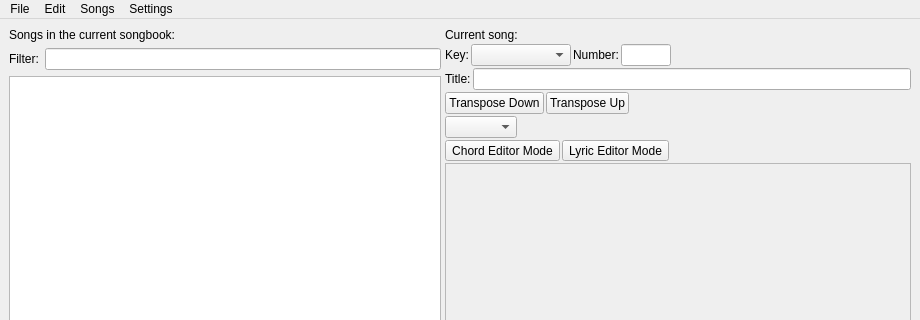
This is src/softchord_main_window.ui in matvey83/softChord as Qt 5 draws it before an edit; both pictures show x 0 to 920 and y 0 to 320 of the 920 by 861 pixel window. The edited form follows.
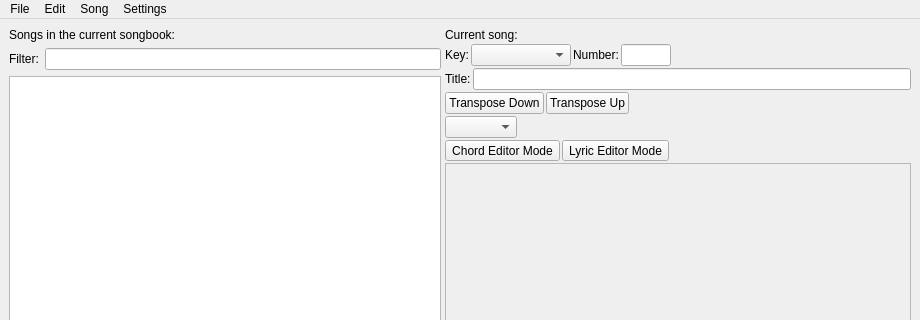
This is the edited form.

Commit message: Re-arranged the menus

Diff of the .ui file:
```diff
--- a/src/softchord_main_window.ui
+++ b/src/softchord_main_window.ui
@@ -321,7 +321,7 @@
    </property>
    <widget class="QMenu" name="menuSong">
     <property name="title">
-     <string>Songs</string>
+     <string>Song</string>
     </property>
     <addaction name="actionNewSong"/>
     <addaction name="actionDeleteSongs"/>
```
Left out of the diff: 58 changed lines with no effect on the pictures. The commit also changes 1 other file.
